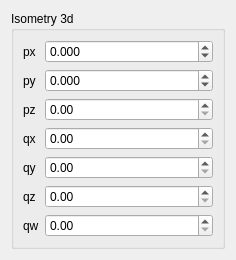
Old version of the form noether_gui/ui/isometry3d_editor_widget.ui in the repository DavidSpielman/noether.
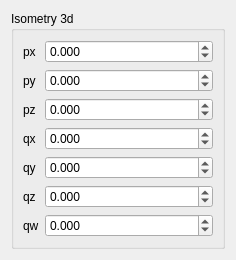
New version of the form.

The edit to the form file:
```diff
--- a/noether_gui/ui/isometry3d_editor_widget.ui
+++ b/noether_gui/ui/isometry3d_editor_widget.ui
@@ -7,7 +7,7 @@
     <x>0</x>
     <y>0</y>
     <width>236</width>
-    <height>202</height>
+    <height>258</height>
    </rect>
   </property>
   <property name="windowTitle">
@@ -73,7 +73,17 @@
          </widget>
         </item>
         <item row="2" column="1">
-         <widget class="QDoubleSpinBox" name="double_spin_box_pz"/>
+         <widget class="QDoubleSpinBox" name="double_spin_box_pz">
+          <property name="decimals">
+           <number>3</number>
+          </property>
+          <property name="minimum">
+           <double>-100.000000000000000</double>
+          </property>
+          <property name="maximum">
+           <double>100.000000000000000</double>
+          </property>
+         </widget>
         </item>
         <item row="3" column="0">
          <widget class="QLabel" name="label_qx">
@@ -83,7 +93,20 @@
          </widget>
         </item>
         <item row="3" column="1">
-         <widget class="QDoubleSpinBox" name="double_spin_box_qx"/>
+         <widget class="QDoubleSpinBox" name="double_spin_box_qx">
+          <property name="decimals">
+           <number>3</number>
+          </property>
+          <property name="minimum">
+           <double>-1.000000000000000</double>
+          </property>
+          <property name="maximum">
+           <double>1.000000000000000</double>
+          </property>
+          <property name="singleStep">
+           <double>0.001000000000000</double>
+          </property>
+         </widget>
         </item>
         <item row="4" column="0">
          <widget class="QLabel" name="label_qy">
@@ -93,7 +116,20 @@
          </widget>
         </item>
         <item row="4" column="1">
-         <widget class="QDoubleSpinBox" name="double_spin_box_qy"/>
+         <widget class="QDoubleSpinBox" name="double_spin_box_qy">
+          <property name="decimals">
+           <number>3</number>
+          </property>
+          <property name="minimum">
+           <double>-1.000000000000000</double>
+          </property>
+          <property name="maximum">
+           <double>1.000000000000000</double>
+          </property>
+          <property name="singleStep">
+           <double>0.001000000000000</double>
+          </property>
+         </widget>
         </item>
         <item row="5" column="0">
          <widget class="QLabel" name="label_qz">
@@ -103,7 +139,20 @@
          </widget>
         </item>
         <item row="5" column="1">
-         <widget class="QDoubleSpinBox" name="double_spin_box_qz"/>
+         <widget class="QDoubleSpinBox" name="double_spin_box_qz">
+          <property name="decimals">
+           <number>3</number>
+          </property>
+          <property name="minimum">
+           <double>-1.000000000000000</double>
+          </property>
+          <property name="maximum">
+           <double>1.000000000000000</double>
+          </property>
+          <property name="singleStep">
+           <double>0.001000000000000</double>
+          </property>
+         </widget>
         </item>
         <item row="6" column="0">
          <widget class="QLabel" name="label_qw">
@@ -113,7 +162,20 @@
          </widget>
         </item>
         <item row="6" column="1">
-         <widget class="QDoubleSpinBox" name="double_spin_box_qw"/>
+         <widget class="QDoubleSpinBox" name="double_spin_box_qw">
+          <property name="decimals">
+           <number>3</number>
+          </property>
+          <property name="minimum">
+           <double>-1.000000000000000</double>
+          </property>
+          <property name="maximum">
+           <double>1.000000000000000</double>
+          </property>
+          <property name="singleStep">
+           <double>0.001000000000000</double>
+          </property>
+         </widget>
         </item>
        </layout>
       </item>
```
